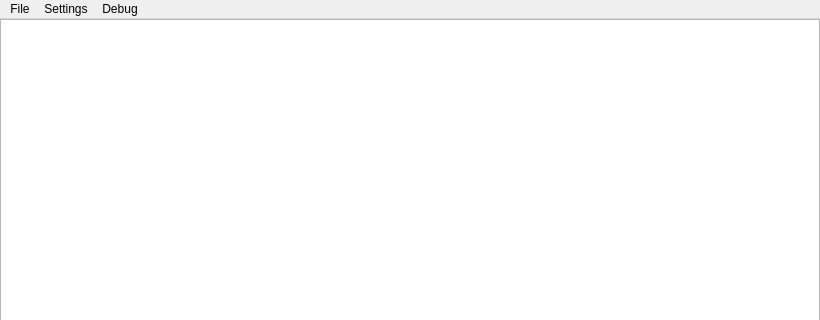
Above: ChonkyStation3/Frontend/UI/mainwindow.ui from wheremyfoodat/ChonkyStation3 before the change; both pictures show x 0 to 820 and y 0 to 320 of the 820 by 605 pixel window. Below: the same form after it.
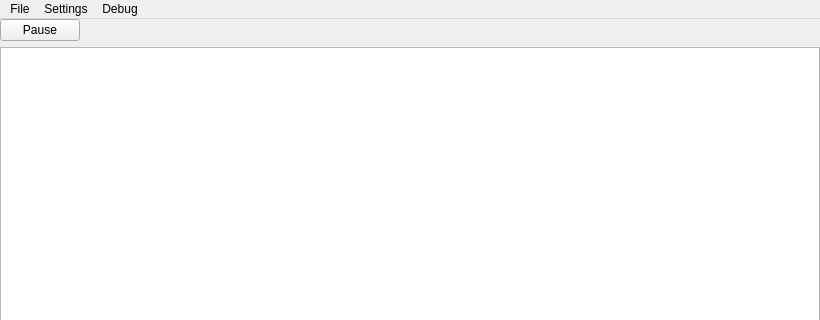
That is the form after the change.

Patch:
```diff
--- a/ChonkyStation3/Frontend/UI/mainwindow.ui
+++ b/ChonkyStation3/Frontend/UI/mainwindow.ui
@@ -14,7 +14,7 @@
    <string>MainWindow</string>
   </property>
   <widget class="QWidget" name="centralwidget">
-   <layout class="QHBoxLayout" name="horizontalLayout">
+   <layout class="QGridLayout" name="gridLayout">
     <property name="leftMargin">
      <number>0</number>
     </property>
@@ -27,7 +27,7 @@
     <property name="bottomMargin">
      <number>0</number>
     </property>
-    <item>
+    <item row="1" column="0">
      <widget class="QTableWidget" name="tableWidget">
       <property name="horizontalScrollBarPolicy">
        <enum>Qt::ScrollBarPolicy::ScrollBarAlwaysOff</enum>
@@ -49,6 +49,19 @@
       </attribute>
      </widget>
     </item>
+    <item row="0" column="0">
+     <widget class="QPushButton" name="pauseButton">
+      <property name="sizePolicy">
+       <sizepolicy hsizetype="Fixed" vsizetype="Fixed">
+        <horstretch>0</horstretch>
+        <verstretch>0</verstretch>
+       </sizepolicy>
+      </property>
+      <property name="text">
+       <string>Pause</string>
+      </property>
+     </widget>
+    </item>
    </layout>
   </widget>
   <widget class="QMenuBar" name="menubar">
```
Left out of the diff: 7 changed lines with no effect on the pictures.
